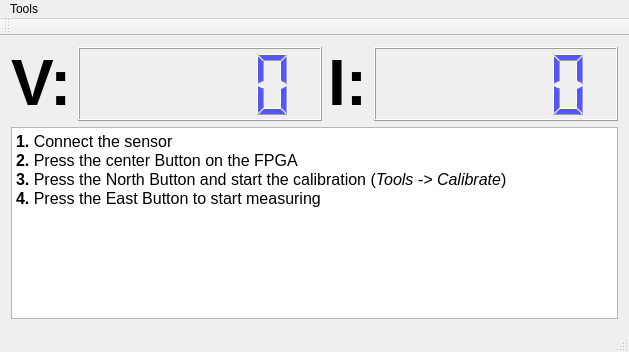
First picture: the form in mainwindow.ui, repository Zap123/Nanosystem-project, before the edit.
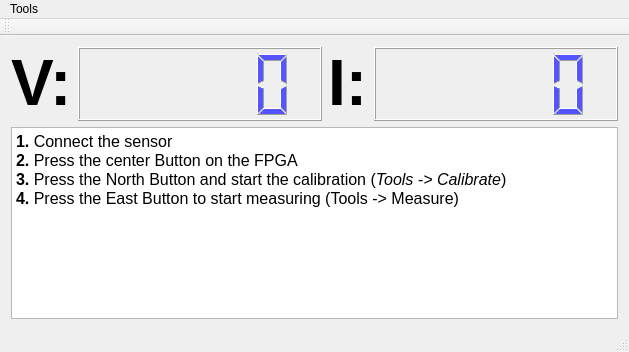
Second picture: the form after the edit.

The edit to the form file:
```diff
--- a/mainwindow.ui
+++ b/mainwindow.ui
@@ -84,7 +84,7 @@
 &lt;p style=&quot; margin-top:0px; margin-bottom:0px; margin-left:0px; margin-right:0px; -qt-block-indent:0; text-indent:0px;&quot;&gt;&lt;span style=&quot; font-family:'Sans Serif'; font-size:12pt; font-weight:600;&quot;&gt;1.&lt;/span&gt;&lt;span style=&quot; font-family:'Sans Serif'; font-size:12pt;&quot;&gt; Connect the sensor&lt;/span&gt;&lt;/p&gt;
 &lt;p style=&quot; margin-top:0px; margin-bottom:0px; margin-left:0px; margin-right:0px; -qt-block-indent:0; text-indent:0px;&quot;&gt;&lt;span style=&quot; font-family:'Sans Serif'; font-size:12pt; font-weight:600;&quot;&gt;2.&lt;/span&gt;&lt;span style=&quot; font-family:'Sans Serif'; font-size:12pt;&quot;&gt; Press the center Button on the FPGA&lt;/span&gt;&lt;/p&gt;
 &lt;p style=&quot; margin-top:0px; margin-bottom:0px; margin-left:0px; margin-right:0px; -qt-block-indent:0; text-indent:0px;&quot;&gt;&lt;span style=&quot; font-family:'Sans Serif'; font-size:12pt; font-weight:600;&quot;&gt;3.&lt;/span&gt;&lt;span style=&quot; font-family:'Sans Serif'; font-size:12pt;&quot;&gt; Press the North Button and start the calibration (&lt;/span&gt;&lt;span style=&quot; font-family:'Sans Serif'; font-size:12pt; font-style:italic;&quot;&gt;Tools -&amp;gt; Calibrate&lt;/span&gt;&lt;span style=&quot; font-family:'Sans Serif'; font-size:12pt;&quot;&gt;)&lt;/span&gt;&lt;/p&gt;
-&lt;p style=&quot; margin-top:0px; margin-bottom:0px; margin-left:0px; margin-right:0px; -qt-block-indent:0; text-indent:0px;&quot;&gt;&lt;span style=&quot; font-family:'Sans Serif'; font-size:12pt; font-weight:600;&quot;&gt;4. &lt;/span&gt;&lt;span style=&quot; font-family:'Sans Serif'; font-size:12pt;&quot;&gt;Press the East Button to start measuring&lt;/span&gt;&lt;/p&gt;&lt;/body&gt;&lt;/html&gt;</string>
+&lt;p style=&quot; margin-top:0px; margin-bottom:0px; margin-left:0px; margin-right:0px; -qt-block-indent:0; text-indent:0px;&quot;&gt;&lt;span style=&quot; font-family:'Sans Serif'; font-size:12pt; font-weight:600;&quot;&gt;4. &lt;/span&gt;&lt;span style=&quot; font-family:'Sans Serif'; font-size:12pt;&quot;&gt;Press the East Button to start measuring (Tools -&amp;gt; Measure)&lt;/span&gt;&lt;/p&gt;&lt;/body&gt;&lt;/html&gt;</string>
       </property>
      </widget>
     </item>
```
Left out of the diff: 6 changed lines with no effect on the pictures.
